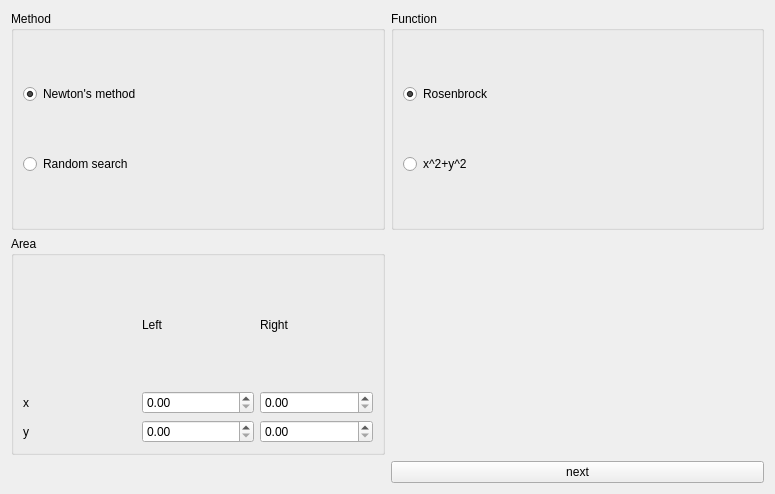
The window that Opt_graph1/Opt_graph1/mainwidget.ui (AjnabekovZakhar/Opt_graph) describes before a commit, drawn with Qt 5.
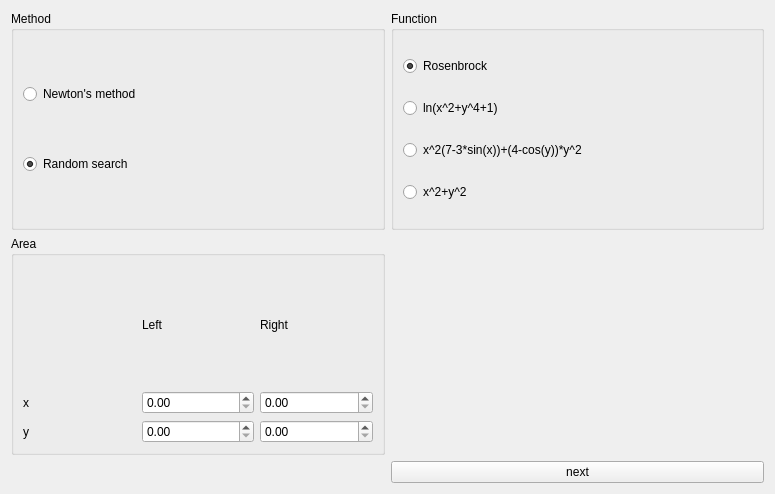
The same window after the commit.

```diff
--- a/Opt_graph1/Opt_graph1/mainwidget.ui
+++ b/Opt_graph1/Opt_graph1/mainwidget.ui
@@ -32,7 +32,7 @@
          <string>Newton's method</string>
         </property>
         <property name="checked">
-         <bool>true</bool>
+         <bool>false</bool>
         </property>
        </widget>
       </item>
@@ -41,6 +41,9 @@
         <property name="text">
          <string>Random search</string>
         </property>
+        <property name="checked">
+         <bool>true</bool>
+        </property>
        </widget>
       </item>
      </layout>
@@ -62,6 +65,20 @@
         </property>
        </widget>
       </item>
+      <item>
+       <widget class="QRadioButton" name="ln_rb">
+        <property name="text">
+         <string>ln(x^2+y^4+1)</string>
+        </property>
+       </widget>
+      </item>
+      <item>
+       <widget class="QRadioButton" name="sincos_rb">
+        <property name="text">
+         <string>x^2(7-3*sin(x))+(4-cos(y))*y^2</string>
+        </property>
+       </widget>
+      </item>
       <item>
        <widget class="QRadioButton" name="sqr_rb">
         <property name="text">
```
